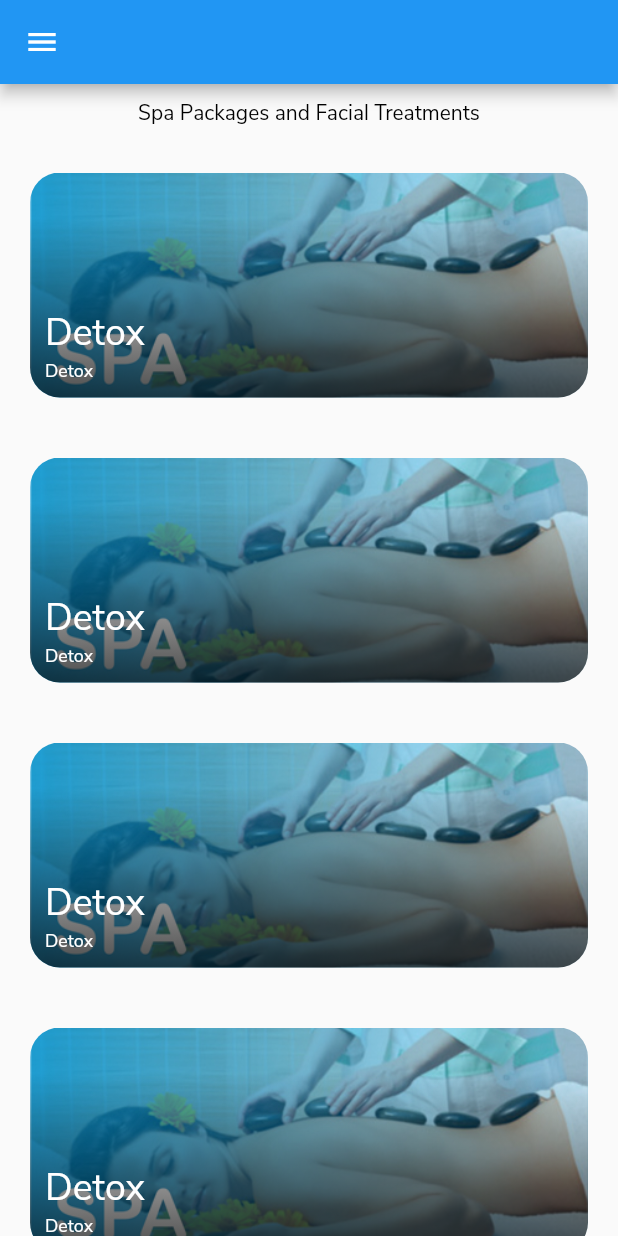
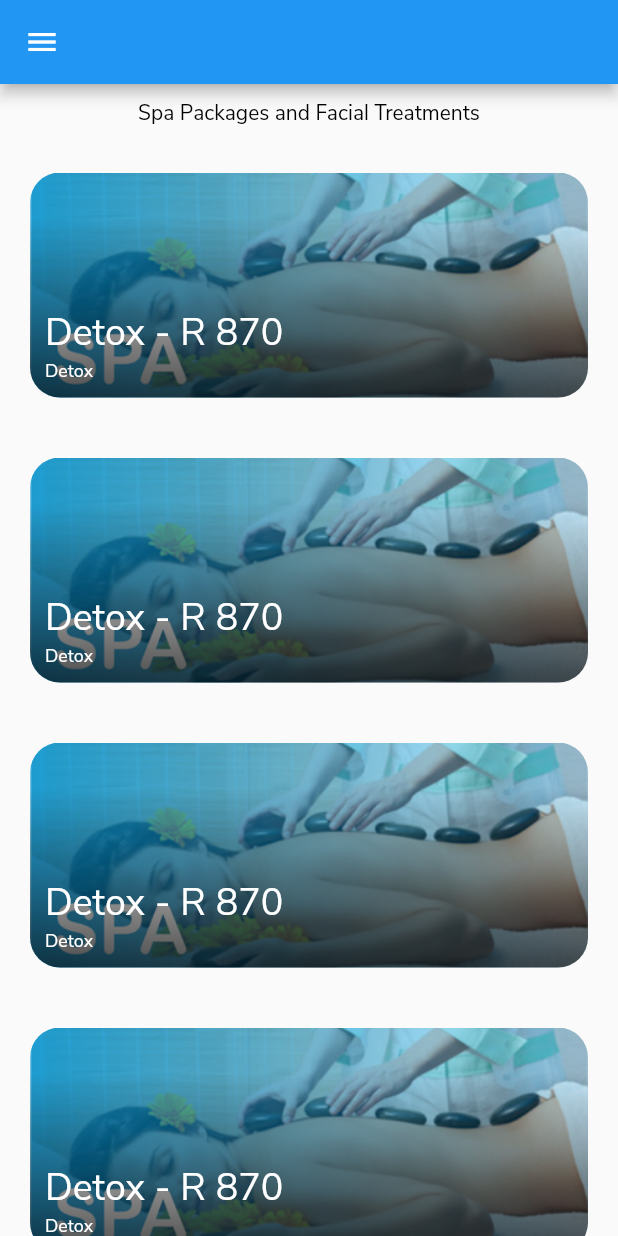
Before and after one commit to sibusisondlovu/bears-palace, a Flutter app: the SpaPackagesScreen screen opened directly, on a phone screen of 412 x 824 dp. Run offline on Flutter 3.47's test engine with Material 2 defaults, Android fonts, the phone set to English and light mode, and no system bars; our stand-ins replace circular_profile_avatar, cloud_firestore, cool_alert, datetime_picker_formfield, firebase_auth, firebase_core and 4 more; accounts and stored records are empty.

Commit message:
Spa packages page

```diff
--- a/lib/screens/spa_packages_screen.dart
+++ b/lib/screens/spa_packages_screen.dart
@@ -80,7 +80,7 @@ class _SpaPackagesScreenState extends State<SpaPackagesScreen> {
                 child: Column(
                   crossAxisAlignment: CrossAxisAlignment.start,
                   children: [
-                    Text('Detox',
+                    Text('Detox - R 870',
                         style: TextStyle(color: Colors.white, fontSize: 25)),
                     Text('Detox',
                         style: TextStyle(color: Colors.white, fontSize: 12)),
```
